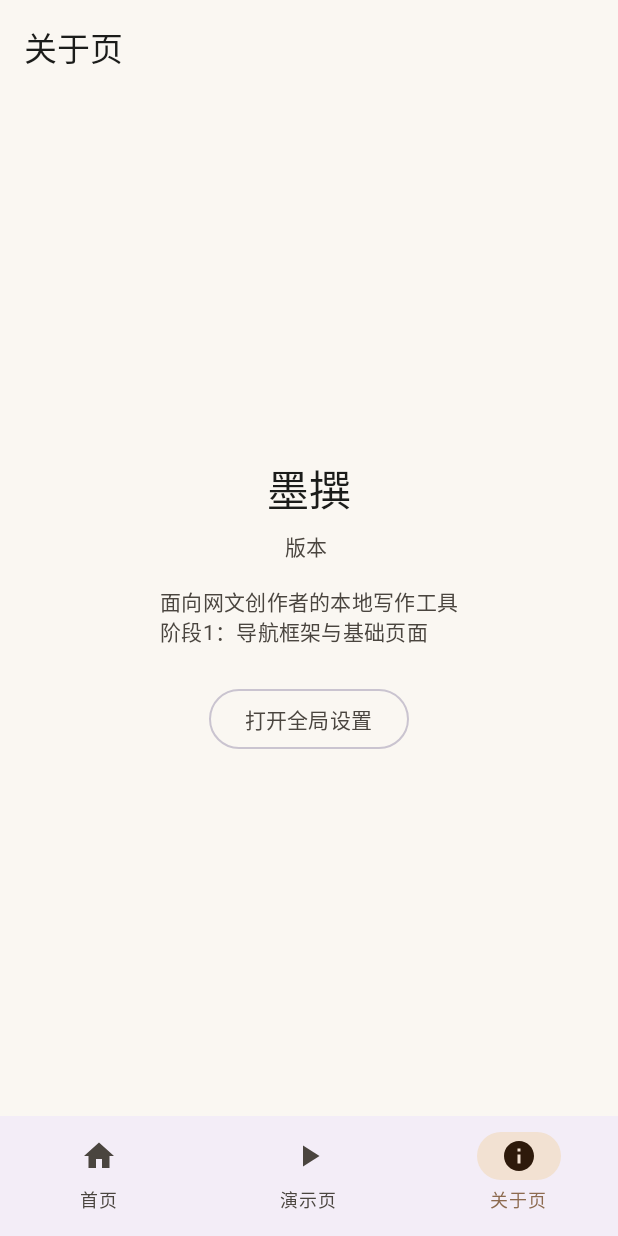
After one commit to tes9523/mozhuan, an Android app built with Jetpack Compose: the AboutScreen screen opened through its navigation route, on a phone screen of 412 x 824 dp. The commit adds this screen. Run offline under Robolectric (Android 15) with nearby library versions, the phone set to English and light mode, and no system bars; our stand-ins replace Room's generated code.

Commit message:
阶段1：导航框架与 CI 发布流水线
- 新增 navigation 分包：路由表、NavHost 导航图
- 底部三 Tab（首页=书稿列表 / 演示页 / 关于页），切换保存并恢复状态
- 演示页按钮 Toast 交互，关于页展示版本与设置入口
- 新增 GitHub Actions：单测 + release 构建 + Secrets 签名 + APK Artifact

```diff
--- a/app/src/main/java/com/mozhuan/ui/MozhuanApp.kt
+++ b/app/src/main/java/com/mozhuan/ui/MozhuanApp.kt
@@ -1,31 +1,27 @@
 package com.mozhuan.ui
 
 import androidx.compose.foundation.isSystemInDarkTheme
+import androidx.compose.foundation.layout.padding
+import androidx.compose.material3.Scaffold
 import androidx.compose.runtime.Composable
 import androidx.compose.runtime.getValue
+import androidx.compose.ui.Modifier
 import androidx.lifecycle.compose.collectAsStateWithLifecycle
-import androidx.lifecycle.viewmodel.compose.viewModel
-import androidx.lifecycle.viewmodel.initializer
-import androidx.lifecycle.viewmodel.viewModelFactory
-import androidx.navigation.NavType
-import androidx.navigation.compose.NavHost
-import androidx.navigation.compose.composable
+import androidx.navigation.compose.currentBackStackEntryAsState
 import androidx.navigation.compose.rememberNavController
-import androidx.navigation.navArgument
 import com.mozhuan.AppContainer
 import com.mozhuan.business.model.ThemeMode
-import com.mozhuan.ui.screen.editor.EditorScreen
-import com.mozhuan.ui.screen.editor.EditorViewModel
-import com.mozhuan.ui.screen.library.LibraryScreen
-import com.mozhuan.ui.screen.library.LibraryViewModel
-import com.mozhuan.ui.screen.settings.SettingsScreen
-import com.mozhuan.ui.screen.settings.SettingsViewModel
+import com.mozhuan.ui.component.MozhuanBottomBar
+import com.mozhuan.ui.navigation.MozhuanNavHost
+import com.mozhuan.ui.navigation.TopLevelDestination
 import com.mozhuan.ui.theme.MozhuanTheme
 
-private const val ROUTE_LIBRARY = "library"
-private const val ROUTE_EDITOR = "editor/{bookId}"
-private const val ROUTE_SETTINGS = "settings"
-
+/**
+ * 应用根节点：主题 + 全局 Scaffold + 导航图。
+ *
+ * 底部导航栏只在顶层 Tab（首页 / 演示页 / 关于页）显示，
+ * 编辑器与全局设置为全屏页面，不显示底部导航。
+ */
 @Composable
 fun MozhuanRoot(container: AppContainer) {
     val themeMode by container.settingsRepository.themeMode.collectAsStateWithLifecycle()
@@ -34,67 +30,26 @@ fun MozhuanRoot(container: AppContainer) {
         ThemeMode.LIGHT -> false
         ThemeMode.DARK -> true
     }
+
     MozhuanTheme(darkTheme = darkTheme) {
-        MozhuanNavHost(container)
-    }
-}
+        val navController = rememberNavController()
+        val backStackEntry by navController.currentBackStackEntryAsState()
+        val currentRoute = backStackEntry?.destination?.route
+        // 首帧路由尚未解析时按首页处理，避免底部导航闪烁。
+        val showBottomBar = currentRoute == null ||
+            TopLevelDestination.entries.any { it.route == currentRoute }
 
-@Composable
-private fun MozhuanNavHost(container: AppContainer) {
-    val navController = rememberNavController()
-
-    NavHost(navController = navController, startDestination = ROUTE_LIBRARY) {
-        composable(ROUTE_LIBRARY) {
-            val libraryViewModel: LibraryViewModel = viewModel(
-                factory = viewModelFactory {
-                    initializer {
-                        LibraryViewModel(
-                            bookRepository = container.bookRepository,
-                            settingsRepository = container.settingsRepository,
-                        )
-                    }
-                },
-            )
-            LibraryScreen(
-                viewModel = libraryViewModel,
-                onOpenBook = { bookId -> navController.navigate("editor/$bookId") },
-                onOpenSettings = { navController.navigate(ROUTE_SETTINGS) },
-            )
-        }
-
-        composable(
-            route = ROUTE_EDITOR,
-            arguments = listOf(navArgument("bookId") { type = NavType.StringType }),
-        ) { entry ->
-            val bookId = entry.arguments?.getString("bookId").orEmpty()
-            val editorViewModel: EditorViewModel = viewModel(
-                factory = viewModelFactory {
-                    initializer {
-                        EditorViewModel(
-                            bookId = bookId,
-                            repository = container.bookRepository,
-                            persistScope = container.applicationScope,
-                        )
-                    }
-                },
-            )
-            EditorScreen(
-                viewModel = editorViewModel,
-                onBack = { navController.popBackStack() },
-            )
-        }
-
-        composable(ROUTE_SETTINGS) {
-            val settingsViewModel: SettingsViewModel = viewModel(
-                factory = viewModelFactory {
-                    initializer {
-                        SettingsViewModel(container.settingsRepository)
-                    }
-                },
-            )
-            SettingsScreen(
-                viewModel = settingsViewModel,
-                onBack = { navController.popBackStack() },
+        Scaffold(
+            bottomBar = {
+                if (showBottomBar) {
+                    MozhuanBottomBar(navController)
+                }
+            },
+        ) { innerPadding ->
+            MozhuanNavHost(
+                navController = navController,
+                container = container,
+                modifier = Modifier.padding(innerPadding),
             )
         }
     }
--- /dev/null
+++ b/app/src/main/java/com/mozhuan/ui/component/MozhuanBottomBar.kt
@@ -0,0 +1,51 @@
+package com.mozhuan.ui.component
+
+import androidx.compose.material3.Icon
+import androidx.compose.material3.NavigationBar
+import androidx.compose.material3.NavigationBarItem
+import androidx.compose.material3.Text
+import androidx.compose.runtime.Composable
+import androidx.compose.runtime.getValue
+import androidx.navigation.NavGraph.Companion.findStartDestination
+import androidx.navigation.NavHostController
+import androidx.navigation.compose.currentBackStackEntryAsState
+import com.mozhuan.ui.navigation.TopLevelDestination
+
+/**
+ * 全局底部导航栏：首页 / 演示页 / 关于页。
+ *
+ * 切换 Tab 时使用 saveState + restoreState 保存并恢复各页面状态，
+ * 避免重复创建页面或丢失书稿列表滚动位置。
+ */
+@Composable
+fun MozhuanBottomBar(navController: NavHostController) {
+    val backStackEntry by navController.currentBackStackEntryAsState()
+    val currentRoute = backStackEntry?.destination?.route
+
+    NavigationBar {
+        TopLevelDestination.entries.forEach { destination ->
+            NavigationBarItem(
+                selected = currentRoute == destination.route,
+                onClick = {
+                    navController.navigate(destination.route) {
+                        // 回到导航图起点，避免在返回栈中堆积多个顶层页面。
+                        popUpTo(navController.graph.findStartDestination().id) {
+                            saveState = true
+                        }
+                        // 重复点击同一个 Tab 时不重新创建页面。
+                        launchSingleTop = true
+                        // 切回之前访问过的 Tab 时恢复其状态。
+                        restoreState = true
+                    }
+                },
+                icon = {
+                    Icon(
+                        imageVector = destination.icon,
+                        contentDescription = destination.label,
+                    )
+                },
+                label = { Text(destination.label) },
+            )
+        }
+    }
+}
--- /dev/null
+++ b/app/src/main/java/com/mozhuan/ui/navigation/MozhuanNavHost.kt
@@ -0,0 +1,107 @@
+package com.mozhuan.ui.navigation
+
+import androidx.compose.runtime.Composable
+import androidx.compose.ui.Modifier
+import androidx.lifecycle.viewmodel.compose.viewModel
+import androidx.lifecycle.viewmodel.initializer
+import androidx.lifecycle.viewmodel.viewModelFactory
+import androidx.navigation.NavHostController
+import androidx.navigation.NavType
+import androidx.navigation.compose.NavHost
+import androidx.navigation.compose.composable
+import androidx.navigation.navArgument
+import com.mozhuan.AppContainer
+import com.mozhuan.ui.screen.about.AboutScreen
+import com.mozhuan.ui.screen.demo.DemoScreen
+import com.mozhuan.ui.screen.editor.EditorScreen
+import com.mozhuan.ui.screen.editor.EditorViewModel
+import com.mozhuan.ui.screen.library.LibraryScreen
+import com.mozhuan.ui.screen.library.LibraryViewModel
+import com.mozhuan.ui.screen.settings.SettingsScreen
+import com.mozhuan.ui.screen.settings.SettingsViewModel
+
+/**
+ * 全局导航图。
+ *
+ * 顶层页面（首页 / 演示页 / 关于页）与全屏页面（编辑器 / 设置）放在同一个 NavHost 中，
+ * 底部导航栏由外层根据当前路由决定是否显示。
+ */
+@Composable
+fun MozhuanNavHost(
+    navController: NavHostController,
+    container: AppContainer,
+    modifier: Modifier = Modifier,
+) {
+    NavHost(
+        navController = navController,
+        startDestination = Routes.HOME,
+        modifier = modifier,
+    ) {
+        // 首页：阶段0 的书稿列表，功能保持不变。
+        composable(Routes.HOME) {
+            val libraryViewModel: LibraryViewModel = viewModel(
+                factory = viewModelFactory {
+                    initializer {
+                        LibraryViewModel(
+                            bookRepository = container.bookRepository,
+                            settingsRepository = container.settingsRepository,
+                        )
+                    }
+                },
+            )
+            LibraryScreen(
+                viewModel = libraryViewModel,
+                onOpenBook = { bookId -> navController.navigate(Routes.editor(bookId)) },
+                onOpenSettings = { navController.navigate(Routes.SETTINGS) },
+            )
+        }
+
+        // 演示页：仅包含基础点击反馈，无业务逻辑。
+        composable(Routes.DEMO) {
+            DemoScreen()
+        }
+
+        // 关于页：静态应用信息 + 全局设置入口。
+        composable(Routes.ABOUT) {
+            AboutScreen(onOpenSettings = { navController.navigate(Routes.SETTINGS) })
+        }
+
+        // 书稿编辑器（全屏）。
+        composable(
+            route = Routes.EDITOR,
+            arguments = listOf(navArgument(Routes.ARG_BOOK_ID) { type = NavType.StringType }),
+        ) { entry ->
+            val bookId = entry.arguments?.getString(Routes.ARG_BOOK_ID).orEmpty()
+            val editorViewModel: EditorViewModel = viewModel(
+                factory = viewModelFactory {
+                    initializer {
+                        EditorViewModel(
+                            bookId = bookId,
+                            repository = container.bookRepository,
+                            persistScope = container.applicationScope,
+                        )
+                    }
+                },
+            )
+            EditorScreen(
+                viewModel = editorViewModel,
+                onBack = { navController.popBackStack() },
+            )
+        }
+
+        // 全局设置（全屏）。
+        composable(Routes.SETTINGS) {
+            val settingsViewModel: SettingsViewModel = viewModel(
+                factory = viewModelFactory {
+                    initializer {
+                        SettingsViewModel(container.settingsRepository)
+                    }
+                },
+            )
+            SettingsScreen(
+                viewModel = settingsViewModel,
+                onBack = { navController.popBackStack() },
+            )
+        }
+    }
+}
--- /dev/null
+++ b/app/src/main/java/com/mozhuan/ui/screen/about/AboutScreen.kt
@@ -0,0 +1,66 @@
+package com.mozhuan.ui.screen.about
+
+import androidx.compose.foundation.layout.Arrangement
+import androidx.compose.foundation.layout.Column
+import androidx.compose.foundation.layout.fillMaxSize
+import androidx.compose.foundation.layout.padding
+import androidx.compose.material3.ExperimentalMaterial3Api
+import androidx.compose.material3.MaterialTheme
+import androidx.compose.material3.OutlinedButton
+import androidx.compose.material3.Scaffold
+import androidx.compose.material3.Text
+import androidx.compose.material3.TopAppBar
+import androidx.compose.runtime.Composable
+import androidx.compose.runtime.remember
+import androidx.compose.ui.Alignment
+import androidx.compose.ui.Modifier
+import androidx.compose.ui.platform.LocalContext
+import androidx.compose.ui.unit.dp
+
+/**
+ * 关于页：展示应用名称、版本与阶段说明，并提供全局设置入口。
+ * 主题切换、存储目录、保活等能力仍在设置页中维护。
+ */
+@OptIn(ExperimentalMaterial3Api::class)
+@Composable
+fun AboutScreen(onOpenSettings: () -> Unit) {
+    val context = LocalContext.current
+    val versionName = remember {
+        runCatching {
+            context.packageManager.getPackageInfo(context.packageName, 0).versionName
+        }.getOrNull().orEmpty()
+    }
+
+    Scaffold(
+        topBar = { TopAppBar(title = { Text("关于页") }) },
+    ) { innerPadding ->
+        Column(
+            modifier = Modifier
+                .fillMaxSize()
+                .padding(innerPadding)
+                .padding(24.dp),
+            horizontalAlignment = Alignment.CenterHorizontally,
+            verticalArrangement = Arrangement.Center,
+        ) {
+            Text(
+                text = "墨撰",
+                style = MaterialTheme.typography.headlineMedium,
+            )
+            Text(
+                text = "版本 $versionName",
+                style = MaterialTheme.typography.bodyMedium,
+                color = MaterialTheme.colorScheme.onSurfaceVariant,
+                modifier = Modifier.padding(top = 8.dp),
+            )
+            Text(
+                text = "面向网文创作者的本地写作工具\n阶段1：导航框架与基础页面",
+                style = MaterialTheme.typography.bodyMedium,
+                color = MaterialTheme.colorScheme.onSurfaceVariant,
+                modifier = Modifier.padding(top = 16.dp, bottom = 24.dp),
+            )
+            OutlinedButton(onClick = onOpenSettings) {
+                Text("打开全局设置")
+            }
+        }
+    }
+}
```
Also changed, not shown: app/build.gradle.kts (+18 -7 lines), app/src/main/java/com/mozhuan/ui/navigation/AppDestination.kt (added, +46 -0 lines), app/src/main/java/com/mozhuan/ui/screen/demo/DemoScreen.kt (added, +59 -0 lines), 1 other file.
